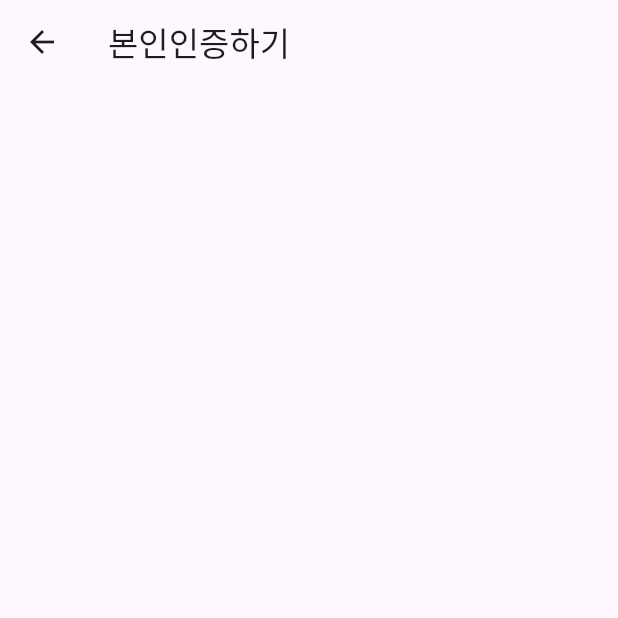
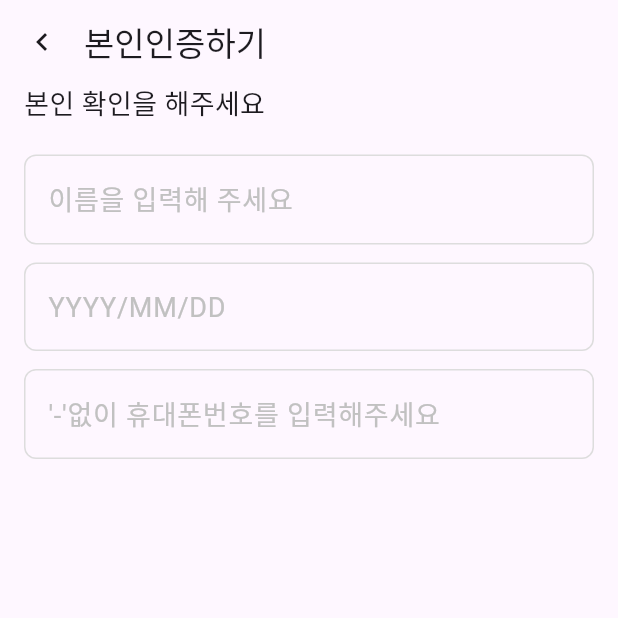
Before and after one commit to DemoWITDOG/MetaBugo, a Flutter app: the SignUpWithPhone screen opened directly, on a phone screen of 412 x 824 dp, the top half of it. Run offline on Flutter 3.47's test engine with Material 3 defaults, Android fonts, the phone set to English and light mode, and no system bars; Roboto replaces fonts that are missing (pretendard).

Commit message:
signUpWithPhone

```diff
--- a/lib/main.dart
+++ b/lib/main.dart
@@ -1,5 +1,7 @@
 import 'package:flutter/material.dart';
+import 'package:flutter_localizations/flutter_localizations.dart';
 import 'package:metabugo/presentation/views/home_screen.dart';
+import 'package:metabugo/presentation/views/signUpWithPhone.dart';
 import 'package:metabugo/presentation/views/sign_in.dart';
 import 'package:metabugo/presentation/views/splash_screen.dart';
 
@@ -14,7 +16,15 @@
   @override
   Widget build(BuildContext context) {
     return MaterialApp(
-      home: HomeScreen(),
+      home: SignUpWithPhone(),
+      localizationsDelegates: [
+        GlobalMaterialLocalizations.delegate,
+        GlobalWidgetsLocalizations.delegate,
+      ],
+      supportedLocales: [
+        const Locale('ko', 'KR'),
+        // include country code too
+      ],
     );
   }
 }
--- a/lib/presentation/views/home_screen.dart
+++ b/lib/presentation/views/home_screen.dart
@@ -1,4 +1,5 @@
 import 'package:flutter/material.dart';
+import 'package:metabugo/presentation/views/signUpWithPhone.dart';
 import 'package:metabugo/presentation/views/sign_in.dart';
 import 'package:metabugo/res/media_res.dart';
 
@@ -32,7 +33,7 @@ class _HomeScreenState extends State<HomeScreen> {
           style: TextStyle(
             fontFamily: 'Pretendard',
             fontWeight: FontWeight.w500,
-            fontSize: MediaRes.fontSize20,
+            fontSize:  MediaRes.fontSize20,
           ),
         ),
         actions: [
@@ -73,7 +74,7 @@ class _HomeScreenState extends State<HomeScreen> {
           Column(
             children: [
               TextButton(
-                onPressed: () {
+                onPressed: () { Navigator.push(context,MaterialPageRoute(builder: (context)=>SignUpWithPhone()));
                   setState(() {
                     _textUnderLineColor1 = MediaRes.selectColor;
                     _textUnderLineColor2 = MediaRes.textUnderLineColor;
--- a/lib/presentation/views/signUpWithPhone.dart
+++ b/lib/presentation/views/signUpWithPhone.dart
@@ -1,4 +1,6 @@
 import 'package:flutter/material.dart';
+import 'package:intl/intl.dart';
+import 'package:metabugo/res/media_res.dart';
 
 class SignUpWithPhone extends StatefulWidget {
   const SignUpWithPhone({super.key});
@@ -8,13 +10,124 @@ class SignUpWithPhone extends StatefulWidget {
 }
 
 class _SignUpWithPhoneState extends State<SignUpWithPhone> {
+  TextEditingController _dateController = TextEditingController();
+DateTime? _selectedDate;
+  Future<void> _selectDate(BuildContext context) async {
+    final DateTime? picked = await showDatePicker(
+        context: context,
+        firstDate: DateTime(1900),
+        lastDate: DateTime.now());
+
+    if (picked != null && picked != _selectedDate) {
+      setState(() {
+        _selectedDate = picked;
+        _dateController.text = DateFormat('yyyy-MM-dd').format(picked);// 선택된 날짜를 텍스트 필드에 표시
+      });
+    }
+  }
   @override
   Widget build(BuildContext context) {
     return Scaffold(
       appBar: AppBar(
         title: Text('본인인증하기'),
+        leading:
+        IconButton(onPressed: () {}, icon: Icon(Icons.keyboard_arrow_left)),
+        titleSpacing: 0,
       ),
-
+      body: Container(
+        child: Column(
+          children: [
+            Padding(
+              padding: EdgeInsets.only(left: 16, right: 16),
+              child: Column(
+                children: [
+                  Row(
+                    children: [
+                      SizedBox(height: 16,),
+                      Text(
+                        '본인 확인을 해주세요',
+                        style: TextStyle(
+                          fontSize: MediaRes.fontSize18,
+                          fontFamily: MediaRes.fontPretendard,
+                          fontWeight: MediaRes.medium,
+                        ),
+                      ),
+                    ],
+                  ),
+                  SizedBox(
+                    height: 20,
+                  ),
+                  TextField(
+                    decoration: InputDecoration(
+                        hintText: '이름을 입력해 주세요',
+                        hintStyle: TextStyle(
+                            color: MediaRes.greyColor,
+                            fontFamily: MediaRes.fontPretendard,
+                            fontSize: MediaRes.fontSize18),
+                        enabledBorder: OutlineInputBorder(
+                          borderRadius: BorderRadius.circular(8),
+                          borderSide:
+                          BorderSide(color: MediaRes.textUnderLineColor),
+                        ),
+                        focusedBorder: OutlineInputBorder(
+                          borderRadius: BorderRadius.circular(8),
+                          borderSide:
+                          BorderSide(color: MediaRes.greyBtnColor),
+                        )
+                    ),
+                  ),
+                  SizedBox(height: 12,),
+                  TextField(
+                    controller: _dateController,
+                    onTap: (){
+                      _selectDate(context);
+                    },
+                    //onTap: () =>showDatePicker(context: context, firstDate: DateTime(1900), lastDate: DateTime.now()),
+                    decoration: InputDecoration(
+                        hintText: 'YYYY/MM/DD',
+                        hintStyle: TextStyle(
+                            color: MediaRes.greyColor,
+                            fontFamily: MediaRes.fontPretendard,
+                            fontSize: MediaRes.fontSize18),
+                        enabledBorder: OutlineInputBorder(
+                          borderRadius: BorderRadius.circular(8),
+                          borderSide:
+                          BorderSide(color: MediaRes.textUnderLineColor),
+                        ),
+                        focusedBorder: OutlineInputBorder(
+                          borderRadius: BorderRadius.circular(8),
+                          borderSide:
+                          BorderSide(color: MediaRes.greyBtnColor),
+                        )
+                    ),
+                  ),
+                  SizedBox(height: 12,),
+                  TextField(
+                    keyboardType: TextInputType.number,
+                    decoration: InputDecoration(
+                        hintText: "'" + '-' + "'" + '없이 휴대폰번호를 입력해주세요',
+                        hintStyle: TextStyle(
+                            color: MediaRes.greyColor,
+                            fontFamily: MediaRes.fontPretendard,
+                            fontSize: MediaRes.fontSize18),
+                        enabledBorder: OutlineInputBorder(
+                          borderRadius: BorderRadius.circular(8),
+                          borderSide:
+                          BorderSide(color: MediaRes.textUnderLineColor),
+                        ),
+                        focusedBorder: OutlineInputBorder(
+                          borderRadius: BorderRadius.circular(8),
+                          borderSide:
+                          BorderSide(color: MediaRes.greyBtnColor),
+                        )
+                    ),
+                  ),
+                ],
+              ),
+            ),
+          ],
+        ),
+      ),
     );
   }
 }
--- a/pubspec.yaml
+++ b/pubspec.yaml
@@ -13,6 +13,10 @@ dependencies:
   cupertino_icons: ^1.0.2
   provider: ^6.1.2
   kakao_flutter_sdk: ^1.9.1+2
+  date_picker_plus: ^3.0.2
+  flutter_localizations:
+    sdk: flutter
+  intl: ^0.18.0
 
 dev_dependencies:
   flutter_test:
```
Also changed, not shown: pubspec.lock.
